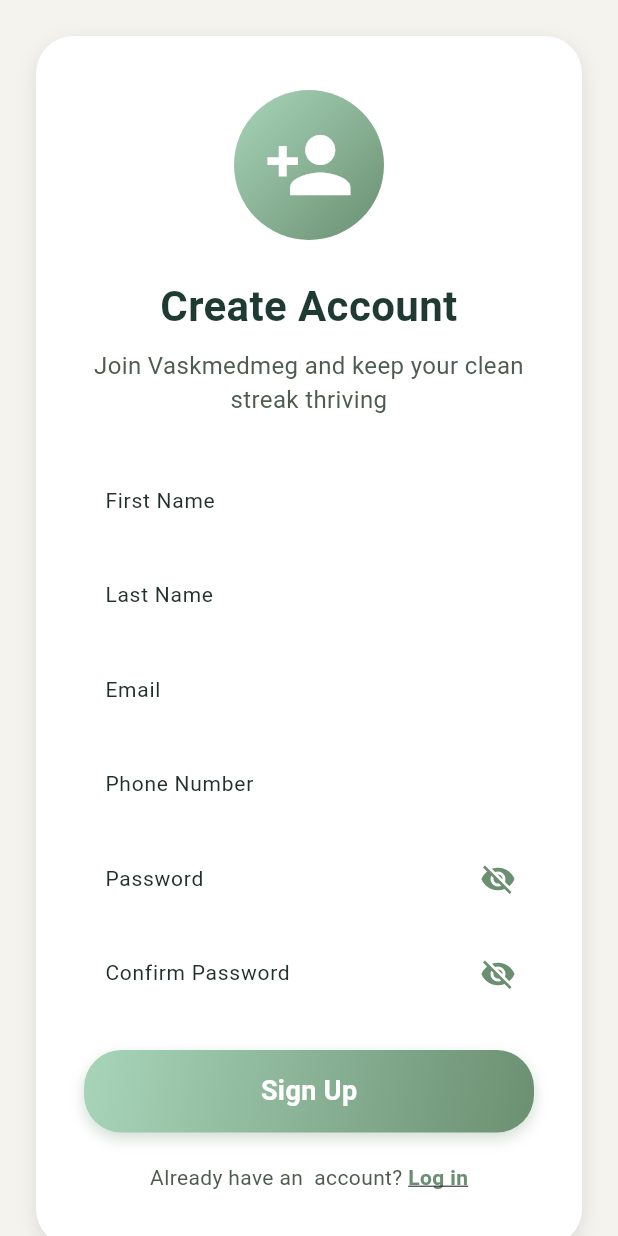
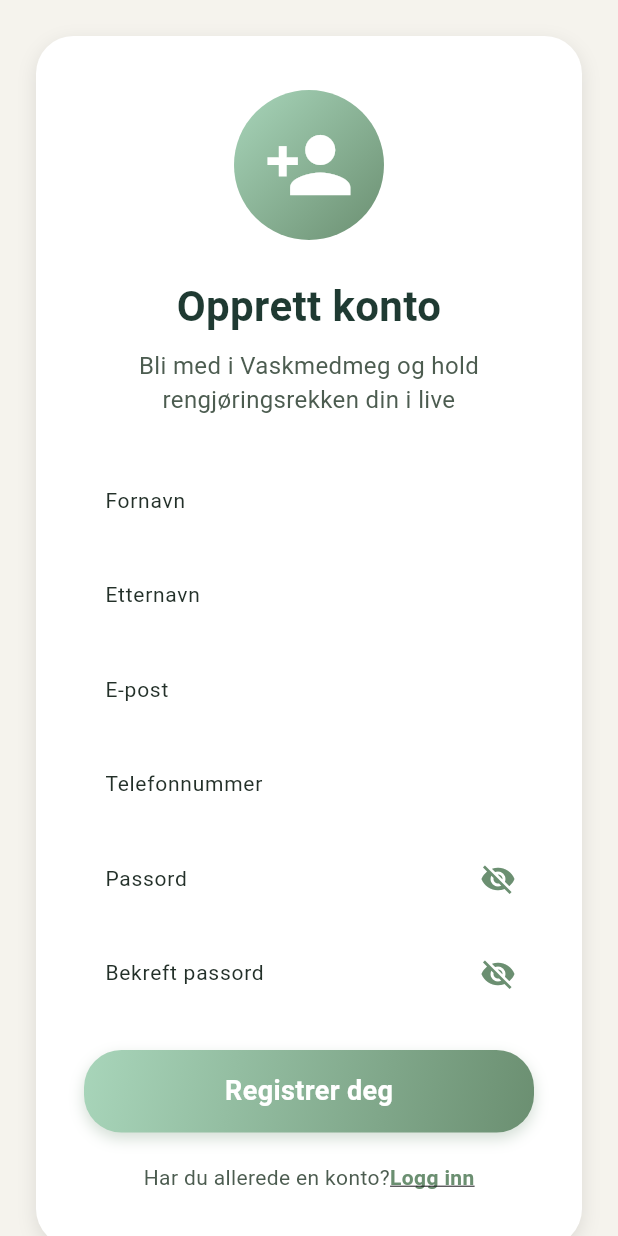
Before and after one commit to Serar13/Ralu_norvegia, a Flutter app: the singInView screen opened by its route, on a phone screen of 412 x 824 dp. Run offline on Flutter 3.47's test engine with Material 3 defaults, Android fonts, the phone set to English and light mode, and no system bars; our stand-ins replace cloud_firestore, firebase_auth, firebase_core, go_router, google_fonts, shared_preferences and 1 more; accounts and stored records are empty; generated files the repository leaves out were written again.

Commit message:
solved bugs

```diff
--- a/lib/l10n/app_en.arb
+++ b/lib/l10n/app_en.arb
@@ -14,9 +14,9 @@
       }
     }
   },
-  "welcome": "aiaa zic",
+  "welcome": "Med meg blir det rent!",
   "@welcome":{
-    "description":"aiaa zic"
+    "description":"Med meg blir det rent!"
   },
   "userName": "Username",
   "@userName":{
--- a/lib/src/ui/screens/editProfile_view.dart
+++ b/lib/src/ui/screens/editProfile_view.dart
@@ -88,13 +88,13 @@
         child: Column(
           children: [
             WidgetFactory.makeInput(
-              label: "First Name",
+              label: "Fornavn",
               contex: context,
               controller: _firstNameController,
               validator: null,
             ),
             WidgetFactory.makeInput(
-              label: "Last Name",
+              label: "Etternavn",
               contex: context,
               controller: _lastNameController,
               validator: null,
@@ -103,7 +103,7 @@
             _isLoading
                 ? const CircularProgressIndicator()
                 : WidgetFactory.buttonWithTextIcon(
-              "Save",
+              "Lagre",
               55,
               double.infinity,
               1.0,
--- a/lib/src/ui/screens/log_in.dart
+++ b/lib/src/ui/screens/log_in.dart
@@ -191,7 +191,7 @@
                   ),
                   const SizedBox(height: 24),
                   Text(
-                    "Welcome Back",
+                    "Velkommen tilbake",
                     style: TextStyle(
                       fontSize: 28,
                       fontWeight: FontWeight.bold,
@@ -200,7 +200,7 @@
                   ),
                   const SizedBox(height: 8),
                   Text(
-                    "Log in to continue your clean streak",
+                    "Logg inn for å fortsette rengjøringsrekken din",
                     style: TextStyle(
                       color: AppColors.primaryText2,
                       fontSize: 16,
@@ -209,13 +209,13 @@
                   ),
                   const SizedBox(height: 32),
                   WidgetFactory.makeInput(
-                    label: "Email",
+                    label: "E-post",
                     contex: context,
                     controller: _emailController,
                     validator: EmailValidator(),
                   ),
                   WidgetFactory.makeInputPassword(
-                    label: "Password",
+                    label: "Passord",
                     contex: context,
                     obscureText: passToggle,
                     passToggle: passToggle,
@@ -228,7 +228,7 @@
                     child: GestureDetector(
                       onTap: () => GoRouter.of(context).push(forgotPasswordPagePath),
                       child: Text(
-                        "Forgot password?",
+                        "Glemt passord?",
                         style: TextStyle(
                           color: AppColors.accent3,
                           fontWeight: FontWeight.w600,
@@ -270,13 +270,13 @@
                     mainAxisAlignment: MainAxisAlignment.center,
                     children: [
                       Text(
-                        "Don't have an account? ",
+                        "Har du ikke en konto?",
                         style: TextStyle(color: AppColors.primaryText2),
                       ),
                       GestureDetector(
                         onTap: () => GoRouter.of(context).push(singinPath),
                         child: Text(
-                          "Sign up",
+                          "Registrer deg",
                           style: TextStyle(
                             color: AppColors.accent3,
                             fontWeight: FontWeight.bold,
--- a/lib/src/ui/screens/sing_in.dart
+++ b/lib/src/ui/screens/sing_in.dart
@@ -200,7 +200,7 @@
                   ),
                   const SizedBox(height: 24),
                   Text(
-                    "Create Account",
+                    "Opprett konto",
                     textAlign: TextAlign.center,
                     style: TextStyle(
                       fontSize: 28,
@@ -210,7 +210,7 @@
                   ),
                   const SizedBox(height: 8),
                   Text(
-                    "Join Vaskmedmeg and keep your clean streak thriving",
+                    "Bli med i Vaskmedmeg og hold rengjøringsrekken din i live",
                     textAlign: TextAlign.center,
                     style: TextStyle(
                       color: AppColors.primaryText2,
@@ -219,31 +219,31 @@
                   ),
                   const SizedBox(height: 32),
                   WidgetFactory.makeInput(
-                    label: "First Name",
+                    label: "Fornavn",
                     contex: context,
                     controller: _firstNameController,
                     validator: UserNameValidator(),
                   ),
                   WidgetFactory.makeInput(
-                    label: "Last Name",
+                    label: "Etternavn",
                     contex: context,
                     controller: _lastNameController,
                     validator: UserNameValidator(),
                   ),
                   WidgetFactory.makeInput(
-                    label: "Email",
+                    label: "E-post",
                     contex: context,
                     controller: _emailController,
                     validator: EmailValidator(),
                   ),
                   WidgetFactory.makeInput(
-                    label: "Phone Number",
+                    label: "Telefonnummer",
                     contex: context,
                     controller: _phoneNumberController,
                     validator: PhoneNumberValidator(),
                   ),
                   WidgetFactory.makeInputPassword(
-                    label: "Password",
+                    label: "Passord",
                     contex: context,
                     obscureText: passToggle,
                     passToggle: passToggle,
@@ -252,7 +252,7 @@
                     togglePasswordVisibility: togglePasswordVisibility,
                   ),
                   WidgetFactory.makeInputPassword(
-                    label: "Confirm Password",
+                    label: "Bekreft passord",
                     contex: context,
                     obscureText: passToggle,
                     passToggle: passToggle,
@@ -284,7 +284,7 @@
                       ),
                       child: const Center(
                         child: Text(
-                          "Sign Up",
+                          "Registrer deg",
                           style: TextStyle(
                             color: Colors.white,
                             fontWeight: FontWeight.bold,
@@ -299,13 +299,13 @@
                     mainAxisAlignment: MainAxisAlignment.center,
                     children: [
                       Text(
-                        "Already have an  account? ",
+                        "Har du allerede en konto?",
                         style: TextStyle(color: AppColors.primaryText2),
                       ),
                       GestureDetector(
                         onTap: () => GoRouter.of(context).push(loginPath),
                         child: Text(
-                          "Log in",
+                          "Logg inn",
                           style: TextStyle(
                             color: AppColors.accent3,
                             fontWeight: FontWeight.bold,
--- a/lib/src/ui/screens/userProfile_view.dart
+++ b/lib/src/ui/screens/userProfile_view.dart
@@ -71,7 +71,7 @@
                 mainAxisSize: MainAxisSize.min,
                 children: [
                   Text(
-                    "Confirm Password",
+                    "Bekreft passord",
                     textAlign: TextAlign.center,
                     style: TextStyle(
                       color: AppColors.accent3,
@@ -96,7 +96,7 @@
                       controller: passwordController,
                       obscureText: true,
                       decoration: InputDecoration(
-                        hintText: "Enter your password",
+                        hintText: "Skriv inn passordet ditt",
                         hintStyle: TextStyle(color: AppColors.primary),
                         border: OutlineInputBorder(
                           borderRadius: BorderRadius.circular(12),
@@ -124,7 +124,7 @@
                             Navigator.of(context).pop();
                           },
                           child: const Text(
-                            "Cancel",
+                            "Avbryt",
                             style: TextStyle(color: Colors.white, fontWeight: FontWeight.bold),
                           ),
                         ),
@@ -144,7 +144,7 @@
                             Navigator.of(context).pop();
                           },
                           child: const Text(
-                            "Confirm",
+                            "Bekreft",
                             style: TextStyle(color: Colors.white, fontWeight: FontWeight.bold),
                           ),
                         ),
@@ -227,9 +227,10 @@
   @override
   Widget build(BuildContext context) {
     return Scaffold(
+      resizeToAvoidBottomInset: true,
       appBar: AppBar(
         title: const Text(
-          "User Profile",
+          "Brukerprofil",
           style: TextStyle(
             color: AppColors.accent,
             fontWeight: FontWeight.bold,
@@ -245,18 +246,33 @@
         ),
       ),
       body: Container(
-        decoration: BoxDecoration(
+        decoration: const BoxDecoration(
           gradient: LinearGradient(
-            colors: [AppColors.primary, AppColors.primaryBackground],
+            colors: [
+              AppColors.primary,
+              AppColors.primaryBackground,
+            ],
             begin: Alignment.topCenter,
             end: Alignment.bottomCenter,
           ),
         ),
-        height: MediaQuery.of(context).size.height,
-        width: MediaQuery.of(context).size.width,
-        child: Center(
+        child: LayoutBuilder(
+          builder: (context, constraints) {
+            return SingleChildScrollView(
+              physics: const ClampingScrollPhysics(),
+              child: ConstrainedBox(
+                constraints: BoxConstraints(
+                  minHeight: constraints.maxHeight,
+                ),
                 child: Padding(
-            padding: const EdgeInsets.symmetric(horizontal: 24.0, vertical: 40),
+                  padding: EdgeInsets.only(
+                    left: 24,
+                    right: 24,
+                    top: 40,
+                    bottom: MediaQuery.of(context).viewInsets.bottom + 20,
+                  ),
+                  child: Align(
+                    alignment: Alignment.topCenter,
                     child: Container(
                       width: double.infinity,
                       decoration: BoxDecoration(
@@ -311,7 +327,7 @@
                                         mainAxisAlignment: MainAxisAlignment.center,
                                         children: [
                                           Text(
-                                    'First name: ',
+                                            'Fornavn: ',
                                             style: const TextStyle(
                                               fontWeight: FontWeight.bold,
                                               color: AppColors.accent3,
@@ -328,7 +344,7 @@
                                         mainAxisAlignment: MainAxisAlignment.center,
                                         children: [
                                           Text(
-                                    'Last name: ',
+                                            'Etternavn: ',
                                             style: const TextStyle(
                                               fontWeight: FontWeight.bold,
                                               color: AppColors.accent3,
@@ -345,7 +361,7 @@
                                         mainAxisAlignment: MainAxisAlignment.center,
                                         children: [
                                           Text(
-                                    'Email: ',
+                                            'E-post: ',
                                             style: const TextStyle(
                                               fontWeight: FontWeight.bold,
                                               color: AppColors.accent3,
@@ -362,7 +378,7 @@
                                         mainAxisAlignment: MainAxisAlignment.center,
                                         children: [
                                           Text(
-                                    'Phone number: ',
+                                            'Telefonnummer: ',
                                             style: const TextStyle(
                                               fontWeight: FontWeight.bold,
                                               color: AppColors.accent3,
@@ -381,7 +397,7 @@
                                     crossAxisAlignment: CrossAxisAlignment.stretch,
                                     children: [
                                       WidgetFactory.buttonWithTextIcon(
-                                "Edit Profile",
+                                        "Rediger profil",
                                         55,
                                         MediaQuery.of(context).size.width,
                                         1,
@@ -394,7 +410,7 @@
                                       ),
                                       const SizedBox(height: 15),
                                       WidgetFactory.buttonWithTextIcon(
-                                "Delete Account",
+                                        "Slett konto",
                                         55,
                                         MediaQuery.of(context).size.width,
                                         1,
@@ -407,7 +423,7 @@
                                       ),
                                       const SizedBox(height: 15),
                                       WidgetFactory.buttonWithTextIcon(
-                                "LogOut",
+                                        "Logg ut",
                                         55,
                                         MediaQuery.of(context).size.width,
                                         1,
@@ -428,5 +444,9 @@
                 ),
               ),
             );
+          },
+        ),
+      ),
+    );
   }
 }
--- a/lib/src/ui/screens/welcome_view.dart
+++ b/lib/src/ui/screens/welcome_view.dart
@@ -40,7 +40,7 @@
                 duration: const Duration(milliseconds: 800),
                 curve: Curves.easeInOut,
                 child: Text(
-                  AppStrings.welcome(context),
+                  "La oss starte!",
                   textAlign: TextAlign.center,
                   style: TextStyle(
                     color: AppColors.accentDark,
@@ -84,7 +84,7 @@
                   ),
                   alignment: Alignment.center,
                   child: const Text(
-                    "Continue with Email",
+                    "Fortsett med e-post",
                     style: TextStyle(
                       color: Colors.white,
                       fontSize: 18,
@@ -98,7 +98,7 @@
                 mainAxisSize: MainAxisSize.min,
                 children: [
                   Text(
-                    "Already have an account?",
+                    "Har du allerede en konto?",
                     style: TextStyle(
                       color: Colors.grey.withOpacity(0.6),
                       fontSize: 16,
@@ -110,7 +110,7 @@
                       GoRouter.of(context).push(loginPath);
                     },
                     child: Text(
-                      "Log in",
+                      "Logg inn",
                       style: TextStyle(
                         color: AppColors.accent3,
                         fontSize: 16,
--- a/pubspec.yaml
+++ b/pubspec.yaml
@@ -16,7 +16,7 @@
 # https://developer.apple.com/library/archive/documentation/General/Reference/InfoPlistKeyReference/Articles/CoreFoundationKeys.html
 # In Windows, build-name is used as the major, minor, and patch parts
 # of the product and file versions while build-number is used as the build suffix.
-version: 1.0.0+1
+version: 1.0.0+4
 
 environment:
   sdk: '>=3.1.3 <4.0.0'
```
Also changed, not shown: lib/src/ui/screens/aboutUs_view.dart (+43 -24 lines), lib/src/ui/screens/calendar_view.dart (+8 -5 lines), lib/src/ui/screens/today_view.dart (+22 -2 lines), 3 other files. Lines whose indentation alone changed are shown as unchanged.
